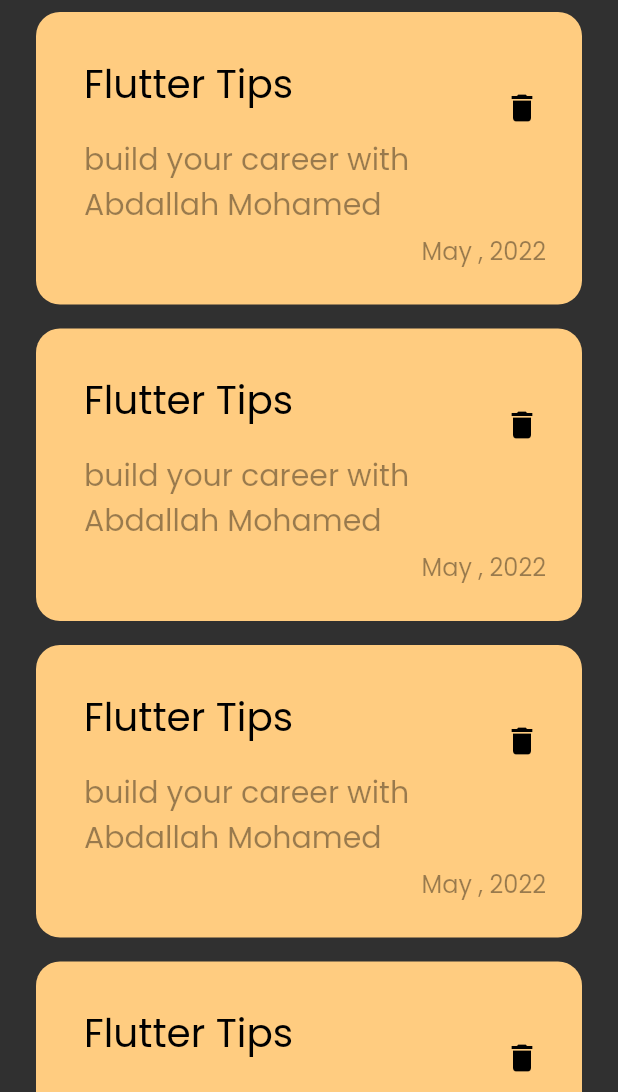
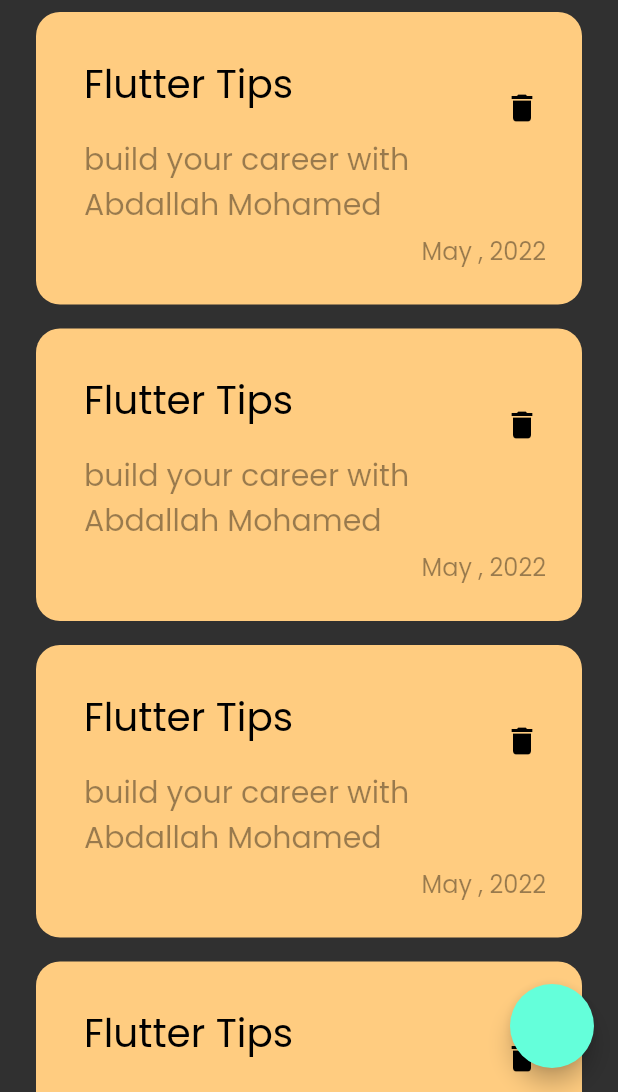
Before and after one commit to Abdallah-Mohamed-Abdallah-AbdulRazzaq/notes_app, a Flutter app: the screen it shows after launch, on a phone screen of 412 x 824 dp, the part 144-1236 px from its top. Run offline on Flutter 3.47's test engine with Material 2 defaults, Android fonts, the phone set to English and light mode, and no system bars; missing offline and left inert: dart:html.

Commit message:
Add Widget floatingActionButton

```diff
--- a/lib/views/notes_view.dart
+++ b/lib/views/notes_view.dart
@@ -12,8 +12,9 @@ class NotesView extends StatelessWidget {
 
   @override
   Widget build(BuildContext context) {
-    return  const Scaffold(
-    body: NotesViewBody(),
+    return   Scaffold(
+      floatingActionButton: FloatingActionButton(onPressed: (){},),
+    body: const NotesViewBody(),
     );
   }
 }
```
